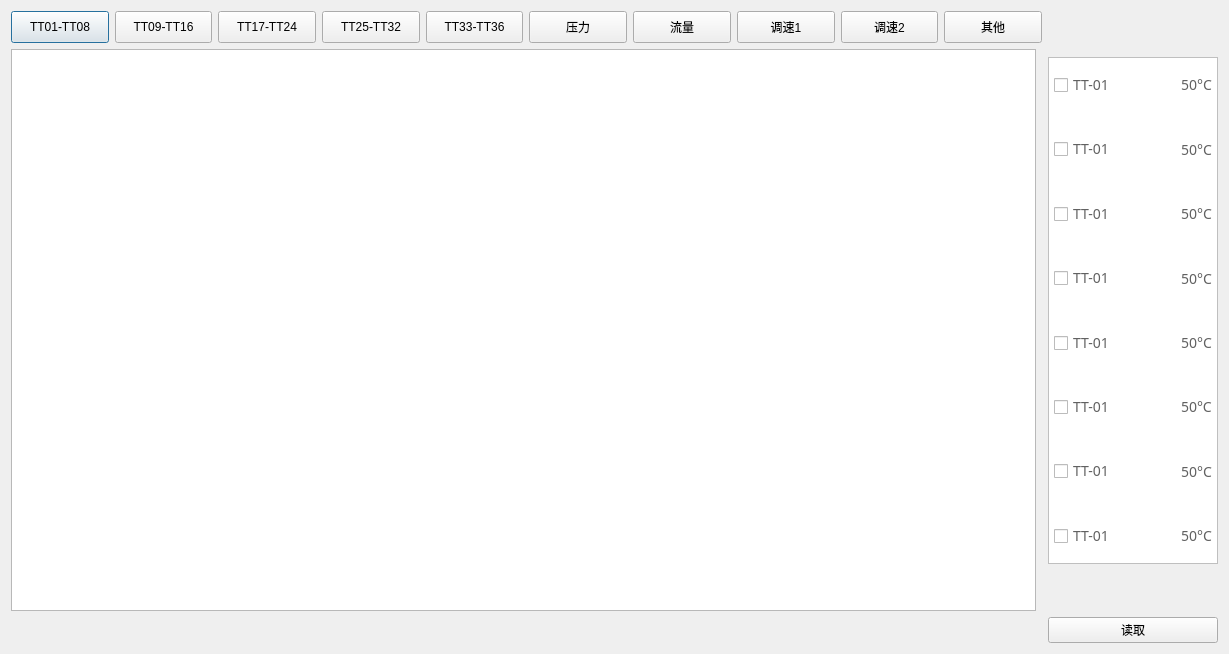
Before: the Qt Designer form DeviceStatus/RealTimeCurve/rtcurve.ui in Hccccc1/MOH_viewer, drawn with Qt 5.
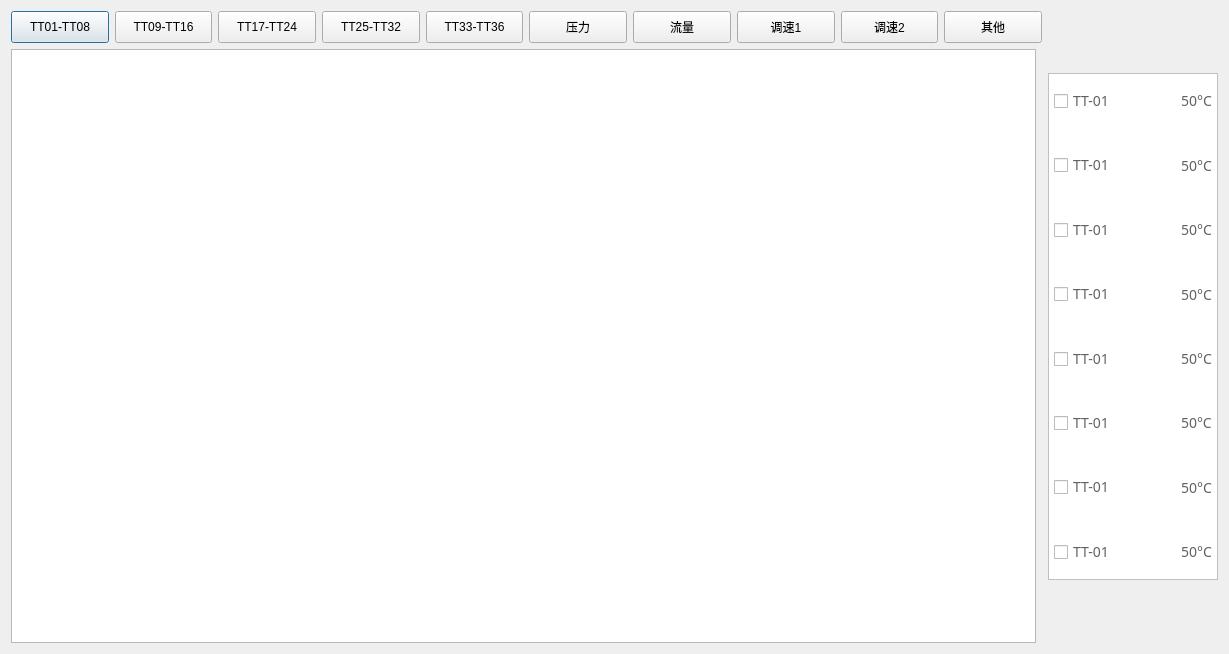
After: the same form once the commit is applied. Icons and pictures are not drawn.

Diff of the .ui file:
```diff
--- a/DeviceStatus/RealTimeCurve/rtcurve.ui
+++ b/DeviceStatus/RealTimeCurve/rtcurve.ui
@@ -829,12 +829,8 @@
      </layout>
     </widget>
    </item>
-   <item row="5" column="2">
-    <widget class="QPushButton" name="readButton">
-     <property name="text">
-      <string>读取</string>
-     </property>
-    </widget>
+   <item row="1" column="0">
+    <widget class="QTableWidget" name="tableWidget"/>
    </item>
   </layout>
  </widget>
```
Left out of the diff: 3 changed lines with no effect on the pictures.
